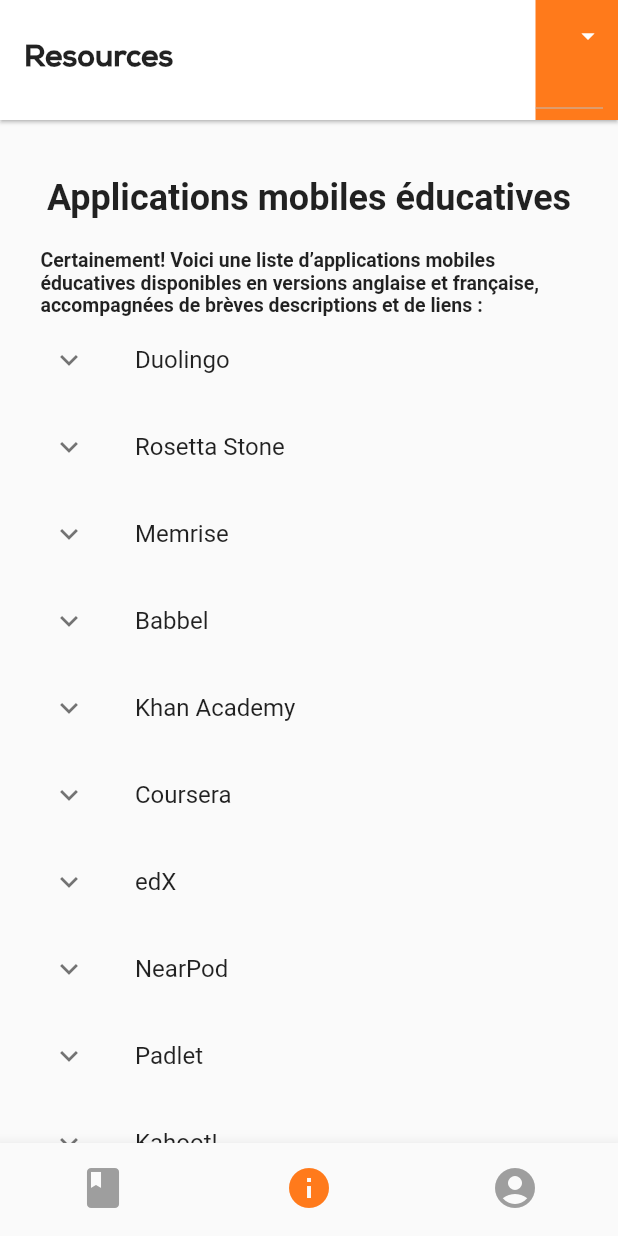
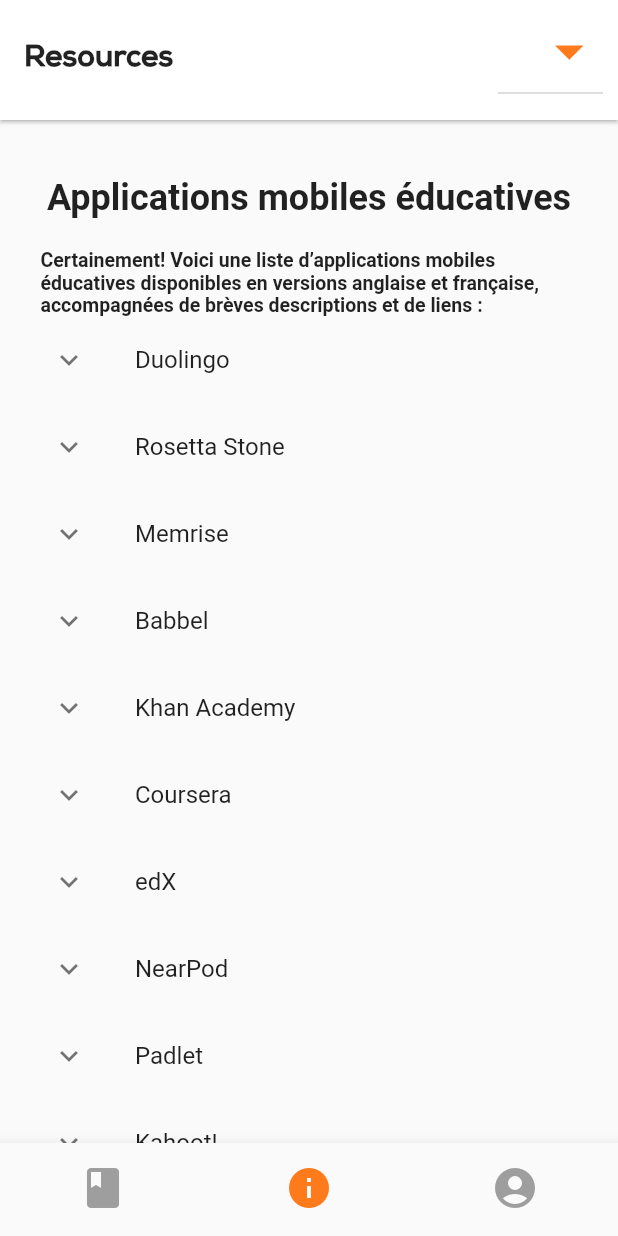
Before and after one commit to Chroma241/StemaApp, a Flutter app: the screen it shows after launch, item 2 of the bottom bar chosen, on a phone screen of 412 x 824 dp. Run offline on Flutter 3.47's test engine with Material 2 defaults, Android fonts, the phone set to English and light mode, and no system bars; our stand-ins replace animated_text_kit, auto_size_text, hive, hive_flutter, open_file, pdf and 1 more; missing offline and left inert: syncfusion_flutter_pdfviewer; accounts and stored records are empty.

```diff
--- a/lib/screens/ressources.dart
+++ b/lib/screens/ressources.dart
@@ -38,15 +38,13 @@ class _RessourcesFRState extends State<RessourcesFR> {
         toolbarHeight: 80,
         elevation: 1,
         actions: [
-          Container(
-            color: mainColor,
-            padding: EdgeInsets.only(right: 10.0),
-            child: DropdownButton(
+          DropdownButton(
             icon: Icon(
               Icons.arrow_drop_down,
-                size: 20,
-                color: Colors.white,
+              size: 45,
+              color: mainColor,
             ),
+            padding: EdgeInsets.all(10),
             items: [
               DropdownMenuItem(
                 value: Language.French,
@@ -71,7 +69,6 @@ class _RessourcesFRState extends State<RessourcesFR> {
             ],
             onChanged: (value) => setState(() {}),
           ),
-          )
         ],
       ),
       body: SingleChildScrollView(
```
Also changed, not shown: 5 other files. Lines whose indentation alone changed are shown as unchanged.
